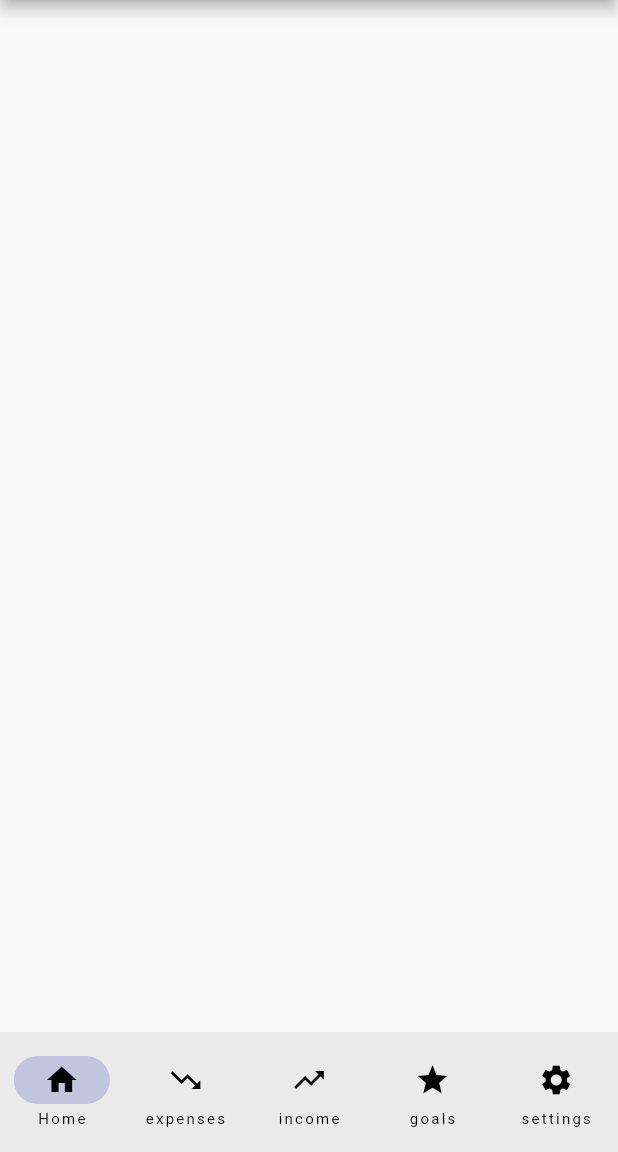
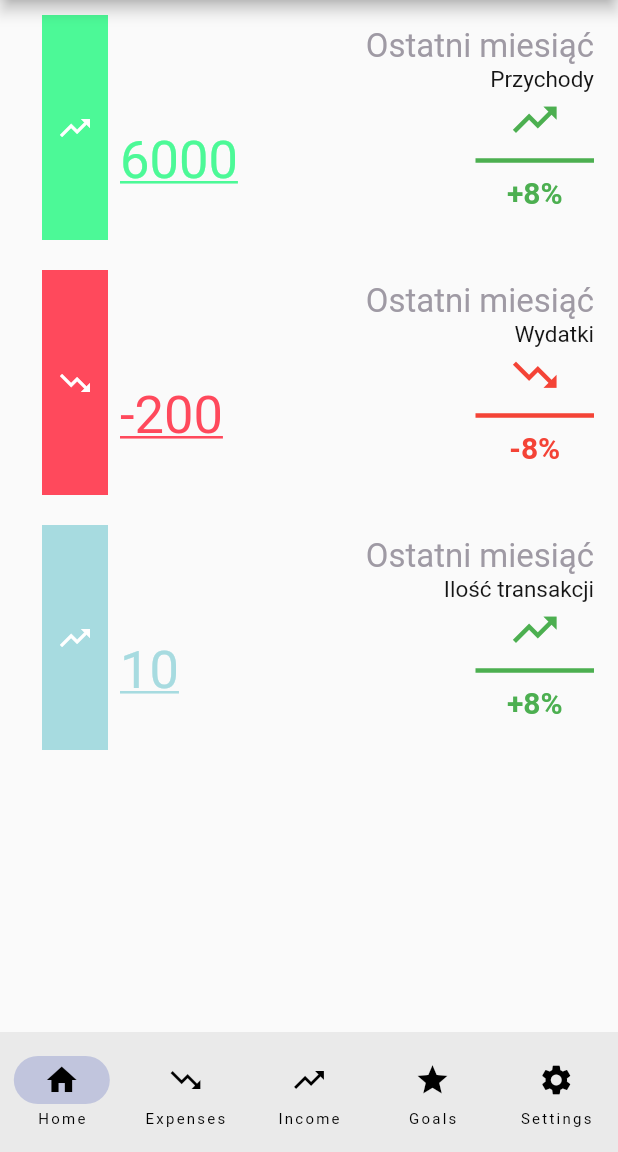
Before and after one commit to Wapirek/fleet-mobile, a Flutter app: the screen it shows after launch, on a phone screen of 412 x 824 dp, the part 84-1236 px from its top. Run offline on Flutter 3.47's test engine with Material 2 defaults, Android fonts, the phone set to English and light mode, and no system bars.

Commit message:
add TitleDashBoard

```diff
--- a/lib/main.dart
+++ b/lib/main.dart
@@ -1,6 +1,8 @@
-import 'package:fleet_mobile/constants/constans.dart';
+
+import 'package:fleet_mobile/pages/dashboard_page.dart';
+import 'package:fleet_mobile/pages/trending_page.dart';
 import 'package:flutter/material.dart';
-import 'package:fleet_mobile/constants/constans.dart';
+
 void main() {
   runApp(const MyApp());
 }
@@ -28,8 +30,8 @@ class RootPage extends StatefulWidget {
 
 class _RootPageState extends State<RootPage> {
   int currentPage = 0;
-
-  //TODO add pages list<widget>
+//TODO new page needed add in this List!!!
+  List<Widget> pages = const [DashboardPage(),TrendingPage(),TrendingPage(),TrendingPage(),TrendingPage()];
   @override
   Widget build(BuildContext context) {
     return Scaffold(
@@ -37,14 +39,14 @@ class _RootPageState extends State<RootPage> {
         //ToDO change to current page title
         title: const Text("Fleet"),
       ),
-      // ToDO add body:pages[currentPage]
+      body: pages[currentPage],
       bottomNavigationBar: NavigationBar(
         destinations: const [
           NavigationDestination(icon: Icon(Icons.home), label: "Home"),
-          NavigationDestination(icon: Icon(Icons.trending_down), label: "expenses"),
-          NavigationDestination(icon: Icon(Icons.trending_up), label: "income"),
-          NavigationDestination(icon: Icon(Icons.star), label: "goals"),
-          NavigationDestination(icon: Icon(Icons.settings), label: "settings"),
+          NavigationDestination(icon: Icon(Icons.trending_down), label: "Expenses"),
+          NavigationDestination(icon: Icon(Icons.trending_up), label: "Income"),
+          NavigationDestination(icon: Icon(Icons.star), label: "Goals"),
+          NavigationDestination(icon: Icon(Icons.settings), label: "Settings"),
         ],
         onDestinationSelected: (int index) {
           setState(() {
--- /dev/null
+++ b/lib/pages/dashboard_page.dart
@@ -0,0 +1,21 @@
+import 'package:fleet_mobile/widgets/tile_dashboard.dart';
+import 'package:flutter/material.dart';
+
+class DashboardPage extends StatelessWidget {
+  const DashboardPage({Key? key}) : super(key: key);
+
+  @override
+  Widget build(BuildContext context) {
+    return SafeArea(
+        child: Scaffold(
+          body: Column(
+            children: const [
+              TitleDashboard(colorOfWidget: 0xff4CF997,titleStr: "Przychody", amount: 6000, iconWidget: Icons.trending_up, changeFromPreMonth: 8,),
+              TitleDashboard(colorOfWidget: 0xffff495c,titleStr: "Wydatki", amount: -200, iconWidget: Icons.trending_down, changeFromPreMonth: -8,),
+              TitleDashboard(colorOfWidget: 0xffA7DBE0,titleStr: "Ilość transakcji", amount: 10, iconWidget: Icons.trending_up, changeFromPreMonth: 8,),
+            ],
+
+          ),
+        ));
+  }
+}
--- /dev/null
+++ b/lib/pages/trending_page.dart
@@ -0,0 +1,20 @@
+import 'package:flutter/material.dart';
+
+int itemCount= 20;
+
+class TrendingPage extends StatelessWidget {
+  const TrendingPage({Key? key}) : super(key: key);
+
+  @override
+  Widget build(BuildContext context) {
+    return ListView.builder(
+        itemCount: itemCount,
+        itemBuilder: (BuildContext context, int index) {
+          return ListTile(
+            title: Text("item ${(index+1)}"),
+            leading: const Icon(Icons.person),
+            trailing: const Icon(Icons.select_all_rounded),
+          );
+        });
+  }
+}
--- /dev/null
+++ b/lib/widgets/tile_dashboard.dart
@@ -0,0 +1,121 @@
+
+import 'package:flutter/cupertino.dart';
+import 'package:flutter/material.dart';
+
+class TitleDashboard extends StatefulWidget {
+  const TitleDashboard(
+      {Key? key,this.titleStr,this.colorOfWidget,required this.amount, required this.iconWidget, required this.changeFromPreMonth})
+      : super(key: key);
+
+  final int? colorOfWidget;
+  final int amount;
+  final String? titleStr;
+  final IconData iconWidget;
+  final int changeFromPreMonth;
+
+  @override
+  State<TitleDashboard> createState() => _TitleDashboardState();
+}
+
+class _TitleDashboardState extends State<TitleDashboard> {
+  @override
+  void initState() {
+    super.initState();
+  }
+
+  double widgetHeight = 150;
+
+  @override
+  Widget build(BuildContext context) {
+    return Container(
+        width: double.infinity,
+        height: widgetHeight,
+        margin: const EdgeInsets.symmetric(horizontal: 8, vertical: 10),
+        decoration: const BoxDecoration(
+            //color: Color(0xff182345),
+
+            borderRadius: BorderRadius.all(Radius.circular(20))),
+        child: SafeArea(
+          child: Row(
+            children: [
+              Column(
+                children: [
+                  Container(
+                    margin: const EdgeInsets.only(left: 20),
+                    padding: const EdgeInsets.symmetric(horizontal: 10),
+                    height: widgetHeight,
+                    //TODO Change color for changing type of tile
+                    color: Color(widget.colorOfWidget!),
+                    child: Icon(
+                        //TODO Icons  for changing type of tile
+                        widget.iconWidget,
+                        color: Colors.white),
+                  )
+                ],
+              ),
+              Expanded(
+                child: Container(
+                  height: double.infinity,
+                  width: double.infinity,
+                  padding:
+                      const EdgeInsets.symmetric(vertical: 8, horizontal: 8),
+                  child: Column(
+                      crossAxisAlignment: CrossAxisAlignment.end,
+                      children: <Widget>[
+                        const Text(
+                          "Ostatni miesiąć",
+                          style:
+                              TextStyle(color: Color(0xff9F9AA4), fontSize: 22),
+                        ),
+                        Text(
+                          widget.titleStr!,
+                          style:
+                              TextStyle(color: Color(0xff151515), fontSize: 15),
+                        ),
+                        Expanded(
+                          child: Row(
+                            children: [
+                               Expanded(
+                                flex: 3,
+                                child: Text(
+                                  widget.amount.toString(),
+                                  style: TextStyle(
+                                      fontSize: 35,
+                                      color: Color(widget.colorOfWidget!),
+                                      decoration: TextDecoration.underline),
+                                ),
+                              ),
+                              Expanded(
+                                child: Column(
+                                  children:  [
+                                    Icon(
+                                      widget.changeFromPreMonth>0 ? Icons.trending_up: Icons.trending_down,
+                                      color: widget.changeFromPreMonth>0 ? Colors.green : Colors.red,
+                                      size: 35,
+                                    ),
+                                    Divider(
+                                      color: widget.changeFromPreMonth>0 ? Colors.green : Colors.red,
+                                      height: 20.0,
+                                      thickness: 3.0,
+                                    ),
+                                    Text(
+                                      widget.changeFromPreMonth>0 ? '+${widget.changeFromPreMonth}%' : '${widget.changeFromPreMonth}%',
+                                      style: TextStyle(
+                                          color: widget.changeFromPreMonth>0 ? Colors.green : Colors.red,
+                                          fontSize: 20,
+                                          fontWeight: FontWeight.bold),
+                                    ),
+                                  ],
+                                ),
+                              )
+                            ],
+                          ),
+                        )
+                      ]),
+                ),
+              )
+            ],
+          ),
+        ));
+  }
+}
```
Also changed, not shown: lib/screens/dashboard.dart (deleted).
